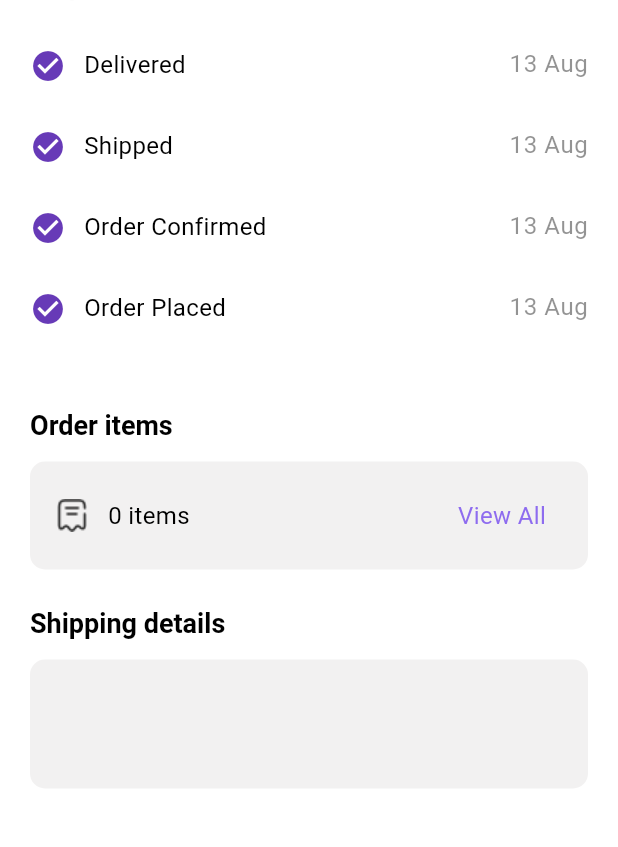
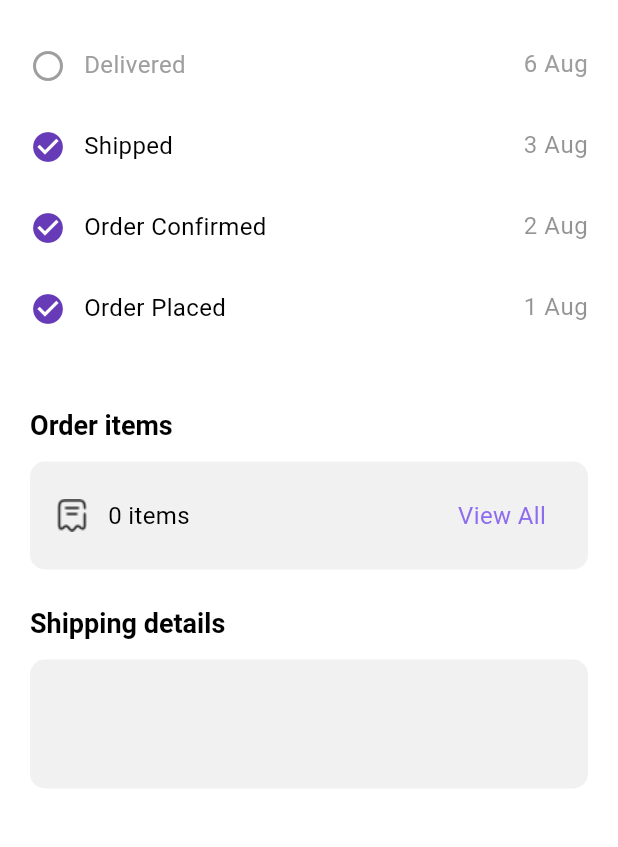
Before and after one commit to YoussefGhonem1/ecommerce_linkdevelpment, a Flutter app: the OrderDetailsScreen screen opened directly with empty values, on a phone screen of 412 x 824 dp, the part 101-948 px from its top. Run offline on Flutter 3.47's test engine with Material 3 defaults, Android fonts, the phone set to English and light mode, and no system bars; our stand-ins replace cloud_firestore, dots_indicator, firebase_auth, firebase_core, firebase_messaging, flutter_local_notifications and 3 more; accounts and stored records are empty; key blocks and very long unbroken strings in the code were emptied for the run.

Commit message:
fix(orders): Complete orders flow => orders, order details and view all items

```diff
--- a/lib/src/features/layout/models/orders_model.dart
+++ b/lib/src/features/layout/models/orders_model.dart
@@ -1,7 +1,20 @@
-class OrdersModel{
-  final String title;
-  final int ordersNum;
+import '../../cart/models/cart_item.dart';
 
-  OrdersModel({required this.title, required this.ordersNum});
+class OrdersModel {
+  final String id;
+  final List<CartItem> items;
+  final String shippingAddress;
+  final String paymentMethod;
+  final DateTime date;
 
+  OrdersModel({
+    required this.id,
+    required this.items,
+    required this.shippingAddress,
+    required this.paymentMethod,
+    required this.date,
+  });
+
+  double get total =>
+      items.fold(0, (sum, item) => sum + item.price * item.quantity);
 }
--- a/lib/src/features/layout/widgets/build_orders_list.dart
+++ b/lib/src/features/layout/widgets/build_orders_list.dart
@@ -1,7 +1,6 @@
 import 'package:ecommerce_app/src/features/layout/models/orders_model.dart';
 import 'package:ecommerce_app/src/features/layout/widgets/custom_tab_bar_item.dart';
 import 'package:ecommerce_app/src/features/layout/widgets/orders_card.dart';
-import 'package:ecommerce_app/src/features/order_details/models/order_model.dart';
 import 'package:ecommerce_app/src/shared/routing/app_routes.dart';
 import 'package:ecommerce_app/core/l10n/translation/app_localizations.dart';
 import 'package:flutter/material.dart';
@@ -60,7 +59,7 @@ class _BuildOrdersListState extends State<BuildOrdersList> {
                         () => Navigator.pushNamed(
                           context,
                           Routes.orderDetails,
-                          arguments: testOrder,
+                          arguments:  widget.order[index],
                         ),
                   );
                 },
--- a/lib/src/features/layout/widgets/orders_card.dart
+++ b/lib/src/features/layout/widgets/orders_card.dart
@@ -33,14 +33,14 @@ class OrdersCard extends StatelessWidget {
                 crossAxisAlignment: CrossAxisAlignment.start,
                 children: [
                   Text(
-                    order.title,
+                    "Order #${order.id}",
                     style: Theme.of(context).textTheme.bodyMedium?.copyWith(
                       fontSize: 16,
                       fontWeight: FontWeight.w500,
                     ),
                   ),
                   Text(
-                    "${order.ordersNum} ${local.items}",
+                    "${order.items.length} ${local.items}",
                     style: Theme.of(context).textTheme.bodySmall,
                   ),
                 ],
--- a/lib/src/features/order_details/screens/order_details_screen.dart
+++ b/lib/src/features/order_details/screens/order_details_screen.dart
@@ -1,4 +1,4 @@
-import 'package:ecommerce_app/src/features/order_details/models/order_model.dart';
+import 'package:ecommerce_app/src/features/layout/models/orders_model.dart';
 import 'package:ecommerce_app/src/features/order_details/widgets/order_items_section.dart';
 import 'package:ecommerce_app/src/features/order_details/widgets/order_timeline.dart';
 import 'package:ecommerce_app/src/features/order_details/widgets/shipping_details_section.dart';
@@ -7,7 +7,7 @@ import 'package:ecommerce_app/core/l10n/translation/app_localizations.dart';
 import 'package:flutter/material.dart';
 
 class OrderDetailsScreen extends StatelessWidget {
-  final Order order;
+  final OrdersModel  order;
   const OrderDetailsScreen({super.key, required this.order});
 
   @override
--- a/lib/src/features/order_details/widgets/order_items_section.dart
+++ b/lib/src/features/order_details/widgets/order_items_section.dart
@@ -1,10 +1,11 @@
-import 'package:ecommerce_app/src/features/order_details/models/order_model.dart';
+import 'package:ecommerce_app/src/features/layout/models/orders_model.dart';
+import 'package:ecommerce_app/src/shared/routing/app_routes.dart';
 import 'package:ecommerce_app/src/shared/theme/app_colors.dart';
 import 'package:ecommerce_app/core/l10n/translation/app_localizations.dart';
 import 'package:flutter/material.dart';
 
 class OrderItemsSection extends StatelessWidget {
-  final Order order;
+  final OrdersModel order;
 
   const OrderItemsSection({super.key, required this.order});
 
@@ -42,7 +43,13 @@ class OrderItemsSection extends StatelessWidget {
               ),
               const Spacer(),
               TextButton(
-                onPressed: () {},
+                onPressed: () {
+                  Navigator.pushNamed(
+                    context,
+                    Routes.orderItemsScreen,
+                    arguments: order.items,
+                  );
+                },
                 child: Text(
                   local.viewAll,
                   style: theme.textTheme.bodyMedium?.copyWith(
--- a/lib/src/features/order_details/widgets/order_timeline.dart
+++ b/lib/src/features/order_details/widgets/order_timeline.dart
@@ -1,19 +1,17 @@
+import 'package:ecommerce_app/src/features/layout/models/orders_model.dart';
 import 'package:flutter/material.dart';
-import 'package:ecommerce_app/src/features/order_details/models/order_model.dart';
 import 'package:ecommerce_app/core/l10n/translation/app_localizations.dart';
-import 'package:intl/intl.dart';
 
 class OrderTimeline extends StatelessWidget {
-  final Order order;
+  final OrdersModel order;
 
   const OrderTimeline({super.key, required this.order});
 
   @override
   Widget build(BuildContext context) {
-    final local = AppLocalizations.of(context)!; // non-nullable
+    final local = AppLocalizations.of(context)!;
     final theme = Theme.of(context);
 
-    // Localized statuses list
     final statuses = [
       local.delivered,
       local.shipped,
@@ -21,11 +19,12 @@ class OrderTimeline extends StatelessWidget {
       local.orderPlaced,
     ];
 
-    final currentIndex = getCurrentStatusIndex(order.status, statuses);
+    final currentIndex = statuses.length - 3;
 
     return Column(
       children: List.generate(statuses.length, (index) {
-        final isActive = index >= currentIndex;
+        final isActive = index < currentIndex ? false : true;
+
         return Padding(
           padding: const EdgeInsets.only(bottom: 30),
           child: Row(
@@ -63,24 +62,16 @@ class OrderTimeline extends StatelessWidget {
     );
   }
 
-  int getCurrentStatusIndex(String status, List<String> statuses) {
-    return statuses.indexOf(status);
-  }
-
   String _getDateForStatus(String localizedStatus, AppLocalizations local) {
-    DateTime? date;
-
     if (localizedStatus == local.orderPlaced) {
-      date = order.placedDate;
+      return "1 Aug";
     } else if (localizedStatus == local.orderConfirmed) {
-      date = order.confirmedDate;
+      return "2 Aug";
     } else if (localizedStatus == local.shipped) {
-      date = order.shippedDate;
+      return "3 Aug";
     } else if (localizedStatus == local.delivered) {
-      date = order.deliveredDate;
+      return "6 Aug";
     }
-
-    if (date == null) return "--";
-    return DateFormat("d MMM", 'en_US').format(date);
+    return "--";
   }
 }
--- a/lib/src/features/order_details/widgets/shipping_details_section.dart
+++ b/lib/src/features/order_details/widgets/shipping_details_section.dart
@@ -1,10 +1,10 @@
-import 'package:ecommerce_app/src/features/order_details/models/order_model.dart';
+import 'package:ecommerce_app/src/features/layout/models/orders_model.dart';
 import 'package:ecommerce_app/src/shared/theme/app_colors.dart';
 import 'package:ecommerce_app/core/l10n/translation/app_localizations.dart';
 import 'package:flutter/material.dart';
 
 class ShippingDetailsSection extends StatelessWidget {
-  final Order order;
+  final OrdersModel  order;
 
   const ShippingDetailsSection({super.key, required this.order});
 
@@ -29,9 +29,10 @@ class ShippingDetailsSection extends StatelessWidget {
           child: Column(
             crossAxisAlignment: CrossAxisAlignment.start,
             children: [
-              Text(order.address, style: theme.textTheme.bodySmall),
-              const SizedBox(height: 12),
-              Text(order.phone, style: theme.textTheme.bodySmall),
+             Text(order.shippingAddress, style: theme.textTheme.bodySmall),
+const SizedBox(height: 12),
+Text(order.paymentMethod, style: theme.textTheme.bodySmall),
+
             ],
           ),
         ),
```
Also changed, not shown: lib/core/l10n/translation/app_localizations.dart (+16 -21 lines), lib/core/l10n/translation/app_localizations_ar.dart (+6 -12 lines), lib/core/l10n/translation/app_localizations_en.dart (+7 -14 lines), lib/src/features/cart/models/cart_item.dart (+0 -25 lines), lib/src/features/checkout/screens/checkout_screen.dart (+36 -6 lines), lib/src/features/layout/controllers/order_controller.dart (added, +15 -0 lines), lib/src/features/layout/screens/orders_tab.dart (+12 -15 lines), lib/src/features/order_details/screens/order_Items_Screen.dart (added, +97 -0 lines), lib/src/shared/routing/app_routes.dart (+13 -3 lines), pubspec.lock.
